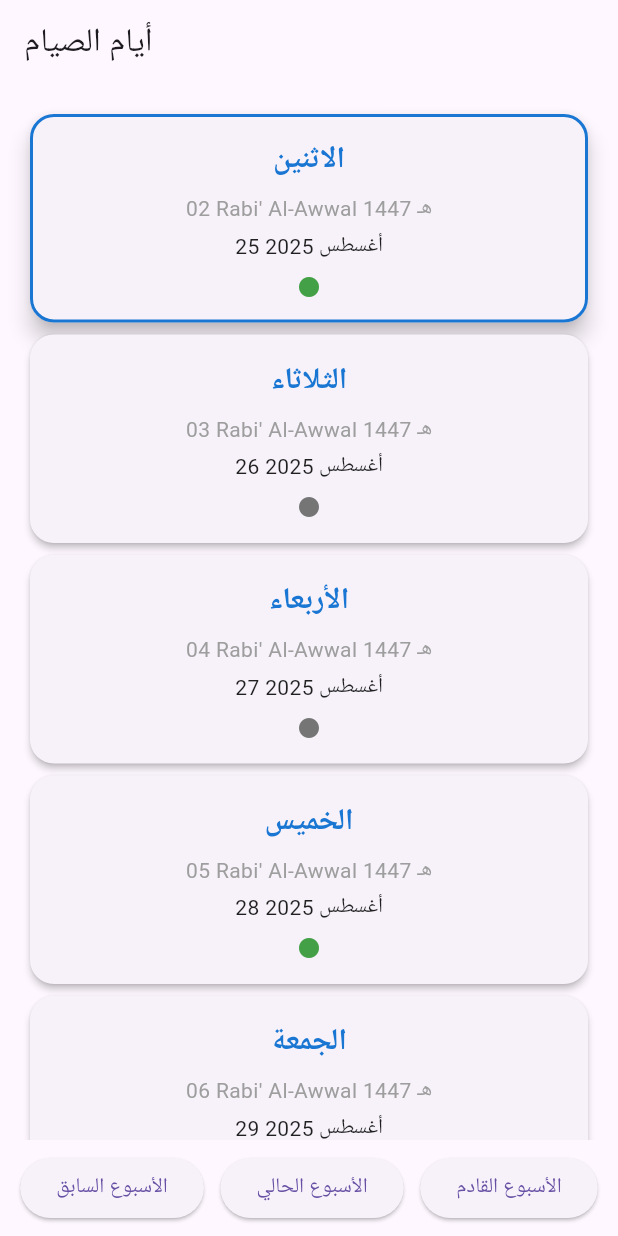
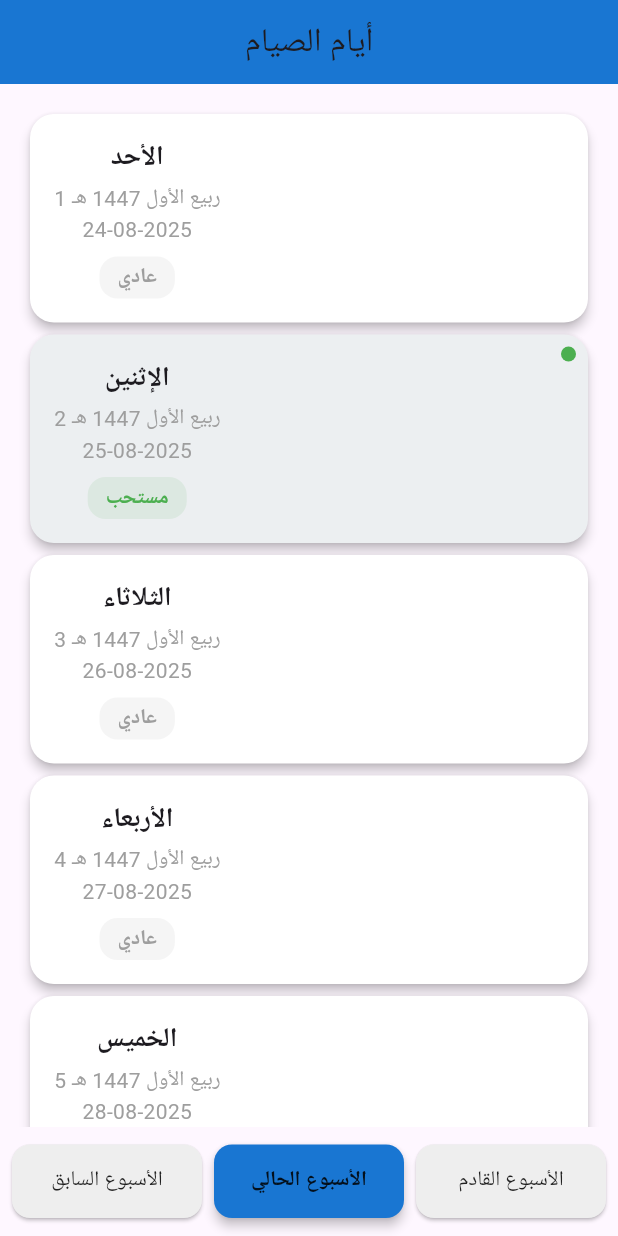
Before and after one commit to SaadElsayed93/SoomApp, a Flutter app: the screen it shows after launch, on a phone screen of 412 x 824 dp. Run offline on Flutter 3.47's test engine with Material 3 defaults, Android fonts, the phone set to English and light mode, and no system bars; our stand-ins replace hijri.

Commit message:
Enhance fasting reminder app: add FastingType enum value, improve FastingDay model, implement week navigation, and update UI components

```diff
--- a/lib/core/theme/app_colors.dart
+++ b/lib/core/theme/app_colors.dart
@@ -3,4 +3,6 @@ import 'package:flutter/material.dart';
 class AppColors {
   static const primary = Color(0xFF1976D2);
   static const background = Color(0xFFF5F5F5);
+
+  static var textDark;
 }
--- a/lib/core/utils/date_helper.dart
+++ b/lib/core/utils/date_helper.dart
@@ -2,52 +2,51 @@ import 'package:intl/intl.dart';
 import 'package:hijri/hijri_calendar.dart';
 
 class DateHelper {
-  static final Map<String, String> _hijriMonthsMap = {
-    "Muharram": "محرم",
-    "Safar": "صفر",
-    "Rabi al-Awwal": "ربيع الأول",
-    "Rabi al-Thani": "ربيع الآخر",
-    "Jumada al-Awwal": "جمادى الأولى",
-    "Jumada al-Thani": "جمادى الآخرة",
-    "Rajab": "رجب",
-    "Shaban": "شعبان",
-    "Ramadan": "رمضان",
-    "Shawwal": "شوال",
-    "Dhul-Qadah": "ذو القعدة",
-    "Dhul-Hijjah": "ذو الحجة",
-  };
-
-  static String getDayName(DateTime date) {
-    const names = {
-      1: "الاثنين",
-      2: "الثلاثاء",
-      3: "الأربعاء",
-      4: "الخميس",
-      5: "الجمعة",
-      6: "السبت",
-      7: "الأحد",
-    };
-    return names[date.weekday] ?? "";
+  static String formatDate(DateTime date) {
+    return DateFormat('d-MM-yyyy').format(date);
   }
 
   static String formatHijri(DateTime date) {
     final hijri = HijriCalendar.fromDate(date);
-    String raw = hijri.toFormat("dd MMMM yyyy");
-    _hijriMonthsMap.forEach((en, ar) {
-      raw = raw.replaceAll(en, ar);
-    });
-    return "$raw هـ";
+    return "${hijri.hDay} ${_getHijriMonthName(hijri.hMonth)} ${hijri.hYear} هـ";
   }
 
-  static String formatDate(DateTime date) {
-    return DateFormat("dd/MM/yyyy").format(date);
+  static String getWeekdayName(DateTime date) {
+    switch (date.weekday) {
+      case DateTime.saturday:
+        return "السبت";
+      case DateTime.sunday:
+        return "الأحد";
+      case DateTime.monday:
+        return "الإثنين";
+      case DateTime.tuesday:
+        return "الثلاثاء";
+      case DateTime.wednesday:
+        return "الأربعاء";
+      case DateTime.thursday:
+        return "الخميس";
+      case DateTime.friday:
+        return "الجمعة";
+      default:
+        return "";
+    }
   }
 
-  static String formatGregorian(DateTime date) {
-    try {
-      return DateFormat("d MMMM yyyy", "ar").format(date);
-    } catch (_) {
-      return DateFormat("d MMMM yyyy").format(date);
-    }
+  static String _getHijriMonthName(int month) {
+    const months = [
+      "محرم",
+      "صفر",
+      "ربيع الأول",
+      "ربيع الآخر",
+      "جمادى الأولى",
+      "جمادى الآخرة",
+      "رجب",
+      "شعبان",
+      "رمضان",
+      "شوال",
+      "ذو القعدة",
+      "ذو الحجة",
+    ];
+    return months[month - 1];
   }
 }
--- a/lib/models/fasting_day.dart
+++ b/lib/models/fasting_day.dart
@@ -1,9 +1,15 @@
-enum FastingType { recommended, forbidden, normal }
+enum FastingType { obligatory, recommended, forbidden, normal }
 
 class FastingDay {
   final DateTime date;
   final FastingType type;
   final String? note;
+  final String? hadith;
 
-  FastingDay({required this.date, required this.type, this.note});
+  FastingDay({
+    required this.date,
+    required this.type,
+    this.note,
+    this.hadith,
+  });
 }
--- a/lib/screens/fasting_detail_screen.dart
+++ b/lib/screens/fasting_detail_screen.dart
@@ -9,29 +9,37 @@ class FastingDetailScreen extends StatelessWidget {
 
   const FastingDetailScreen({super.key, required this.day});
 
+ Color _getStatusColor() {
+  switch (day.type) {
+    case FastingType.obligatory: // رمضان
+      return Colors.green.shade700;
+    case FastingType.recommended:
+      return Colors.green;
+    case FastingType.forbidden:
+      return Colors.red;
+    case FastingType.normal:
+    default:
+      return Colors.grey;
+  }
+}
+
+String _getStatusText() {
+  switch (day.type) {
+    case FastingType.obligatory:
+      return "واجب صيامه"; // رمضان
+    case FastingType.recommended:
+      return "مستحب";
+    case FastingType.forbidden:
+      return "منهي";
+    case FastingType.normal:
+    default:
+      return "عادي";
+  }
+}
+
+
   @override
   Widget build(BuildContext context) {
-    Color bannerColor;
-    String statusText;
-    IconData statusIcon;
-
-    switch (day.type) {
-      case FastingType.recommended:
-        bannerColor = Colors.green.shade600;
-        statusText = "✅ يوم مستحب صيامه";
-        statusIcon = Icons.check_circle;
-        break;
-      case FastingType.forbidden:
-        bannerColor = Colors.red.shade600;
-        statusText = "⛔ يوم منهي عن صيامه";
-        statusIcon = Icons.block;
-        break;
-      default:
-        bannerColor = Colors.grey.shade600;
-        statusText = "⚪ يوم عادي";
-        statusIcon = Icons.info;
-    }
-
     return Scaffold(
       appBar: AppBar(
         title: const Text("تفاصيل اليوم"),
@@ -41,34 +49,61 @@ class FastingDetailScreen extends StatelessWidget {
       body: SingleChildScrollView(
         padding: const EdgeInsets.all(20),
         child: Column(
+          crossAxisAlignment: CrossAxisAlignment.center,
           children: [
+            // 🟢 اليوم نفسه كبير
+            Text(
+              DateHelper.getWeekdayName(day.date),
+              style: AppTextStyles.title.copyWith(
+                fontSize: 28,
+                fontWeight: FontWeight.bold,
+                color: AppColors.primary,
+              ),
+            ),
+            const SizedBox(height: 16),
+
+            // Banner الحالة
             Container(
               width: double.infinity,
               padding: const EdgeInsets.all(20),
               decoration: BoxDecoration(
-                color: bannerColor,
+                color: _getStatusColor(),
                 borderRadius: BorderRadius.circular(16),
               ),
               child: Column(
                 children: [
-                  Icon(statusIcon, color: Colors.white, size: 40),
-                  const SizedBox(height: 10),
-                  Text(statusText,
+                  Text(
+                    _getStatusText(),
+                    style: const TextStyle(
+                      fontSize: 22,
+                      fontWeight: FontWeight.bold,
+                      color: Colors.white,
+                    ),
+                  ),
+                  if (day.note != null) ...[
+                    const SizedBox(height: 8),
+                    Text(
+                      day.note!,
                       style: const TextStyle(
-                          fontSize: 20,
-                          fontWeight: FontWeight.bold,
-                          color: Colors.white)),
+                        color: Colors.white,
+                        fontSize: 16,
+                      ),
+                      textAlign: TextAlign.center,
+                    ),
+                  ],
                 ],
               ),
             ),
+
             const SizedBox(height: 20),
+
+            // التواريخ
             Card(
               shape: RoundedRectangleBorder(
-                borderRadius: BorderRadius.circular(16),
-              ),
+                  borderRadius: BorderRadius.circular(16)),
               elevation: 3,
               child: Padding(
-                padding: const EdgeInsets.all(16.0),
+                padding: const EdgeInsets.all(16),
                 child: Column(
                   children: [
                     Text("📅 التاريخ الهجري", style: AppTextStyles.subtitle),
@@ -79,26 +114,30 @@ class FastingDetailScreen extends StatelessWidget {
                     const Divider(height: 30),
                     Text("📅 التاريخ الميلادي", style: AppTextStyles.subtitle),
                     const SizedBox(height: 4),
-                    Text(DateHelper.formatGregorian(day.date),
+                    Text(DateHelper.formatDate(day.date),
                         style: AppTextStyles.title),
                   ],
                 ),
               ),
             ),
-            if (day.note != null) ...[
-              const SizedBox(height: 20),
-              Container(
-                padding: const EdgeInsets.all(16),
-                decoration: BoxDecoration(
-                  color: bannerColor.withOpacity(0.1),
-                  borderRadius: BorderRadius.circular(12),
+
+            const SizedBox(height: 20),
+
+            // الحديث (لو موجود)
+            if (day.hadith != null)
+              Card(
+                color: Colors.amber.shade50,
+                shape: RoundedRectangleBorder(
+                    borderRadius: BorderRadius.circular(12)),
+                child: Padding(
+                  padding: const EdgeInsets.all(16),
+                  child: Text(
+                    "📖 ${day.hadith!}",
+                    style: const TextStyle(fontSize: 16),
+                    textAlign: TextAlign.center,
+                  ),
                 ),
-                child: Text(day.note!,
-                    style: AppTextStyles.body
-                        .copyWith(fontSize: 16, color: bannerColor),
-                    textAlign: TextAlign.center),
               ),
-            ],
           ],
         ),
       ),
--- a/lib/screens/home_screen.dart
+++ b/lib/screens/home_screen.dart
@@ -1,7 +1,9 @@
 import 'package:flutter/material.dart';
 import '../models/fasting_day.dart';
+import '../services/fasting_day_service.dart';
 import '../widgets/fasting_day_card.dart';
-import '../services/fasting_day_service.dart';
+import '../widgets/week_navigator.dart';
+import '../core/theme/app_colors.dart';
 
 class HomeScreen extends StatefulWidget {
   const HomeScreen({super.key});
@@ -11,72 +13,61 @@ class HomeScreen extends StatefulWidget {
 }
 
 class _HomeScreenState extends State<HomeScreen> {
-  DateTime selectedWeekStart = DateTime.now();
+  final FastingDayService _service = FastingDayService();
+  late DateTime _startOfWeek;
 
   @override
   void initState() {
     super.initState();
-    selectedWeekStart = DateTime.now()
-        .subtract(Duration(days: DateTime.now().weekday - 1));
+    _startOfWeek = _service.getStartOfCurrentWeek();
+  }
+
+  void _goToPreviousWeek() {
+    setState(() {
+      _startOfWeek = _startOfWeek.subtract(const Duration(days: 7));
+    });
+  }
+
+  void _goToNextWeek() {
+    setState(() {
+      _startOfWeek = _startOfWeek.add(const Duration(days: 7));
+    });
+  }
+
+  void _goToCurrentWeek() {
+    setState(() {
+      _startOfWeek = _service.getStartOfCurrentWeek();
+    });
   }
 
   @override
   Widget build(BuildContext context) {
-    final days = FastingDayService.getWeekDays(selectedWeekStart);
-    final today = DateTime.now();
+    final days = _service.getWeekDays(_startOfWeek);
 
     return Scaffold(
-      appBar: AppBar(title: const Text("أيام الصيام")),
+      appBar: AppBar(
+        title: const Text("أيام الصيام"),
+        backgroundColor: AppColors.primary,
+        centerTitle: true,
+      ),
       body: Column(
         children: [
           Expanded(
             child: ListView.builder(
               padding: const EdgeInsets.all(16),
               itemCount: days.length,
-              itemBuilder: (context, i) {
-                final isToday = days[i].date.day == today.day &&
-                    days[i].date.month == today.month &&
-                    days[i].date.year == today.year;
-                return FastingDayCard(day: days[i], isToday: isToday);
+              itemBuilder: (context, index) {
+                return FastingDayCard(day: days[index]);
               },
             ),
           ),
-          Container(
-            padding: const EdgeInsets.all(8),
-            child: Row(
-              mainAxisAlignment: MainAxisAlignment.spaceAround,
-              children: [
-                ElevatedButton(
-                  onPressed: () {
-                    setState(() {
-                      selectedWeekStart =
-                          selectedWeekStart.subtract(const Duration(days: 7));
-                    });
-                  },
-                  child: const Text("الأسبوع السابق"),
-                ),
-                ElevatedButton(
-                  onPressed: () {
-                    setState(() {
-                      final now = DateTime.now();
-                      selectedWeekStart =
-                          now.subtract(Duration(days: now.weekday - 1));
-                    });
-                  },
-                  child: const Text("الأسبوع الحالي"),
-                ),
-                ElevatedButton(
-                  onPressed: () {
-                    setState(() {
-                      selectedWeekStart =
-                          selectedWeekStart.add(const Duration(days: 7));
-                    });
-                  },
-                  child: const Text("الأسبوع القادم"),
-                ),
-              ],
-            ),
-          )
+
+          // ✅ Week Navigator تحت اللي عدلناه
+          WeekNavigator(
+            onPrevious: _goToPreviousWeek,
+            onNext: _goToNextWeek,
+            onCurrent: _goToCurrentWeek,
+          ),
         ],
       ),
     );
--- a/lib/services/fasting_day_service.dart
+++ b/lib/services/fasting_day_service.dart
@@ -1,37 +1,131 @@
-import 'package:flutter/material.dart';
+import 'package:hijri/hijri_calendar.dart';
 import '../models/fasting_day.dart';
 
 class FastingDayService {
-  /// دالة ترجع نوع اليوم (مستحب / منهي / عادي)
-  static FastingType classifyDay(DateTime date) {
-    // الاثنين والخميس مستحب
-    if (date.weekday == DateTime.monday || date.weekday == DateTime.thursday) {
-      return FastingType.recommended;
-    }
-
-    // الجمعة منفردة منهي عنها
-    if (date.weekday == DateTime.friday) {
-      return FastingType.forbidden;
-    }
-
-    // TODO: تقدر تضيف هنا الأيام الخاصة زي عاشوراء، عرفة، الأيام البيض... الخ
-    // مثال:
-    // if (isArafa(date)) return FastingType.recommended;
-
-    return FastingType.normal;
+  DateTime getStartOfCurrentWeek() {
+    DateTime now = DateTime.now();
+    int weekday = now.weekday;
+    int daysFromSaturday = (weekday % 7);
+    return DateTime(now.year, now.month, now.day)
+        .subtract(Duration(days: daysFromSaturday));
   }
 
-  /// دالة تجيب الأسبوع كله (من الاثنين → الأحد مثلاً)
-  static List<FastingDay> getWeekDays(DateTime start) {
-    return List.generate(7, (i) {
-      final date = start.add(Duration(days: i));
-      return FastingDay(date: date, type: classifyDay(date));
+  DateTime getStartOfWeek(DateTime date) {
+    int weekday = date.weekday;
+    int daysFromSaturday = (weekday % 7);
+    return DateTime(date.year, date.month, date.day)
+        .subtract(Duration(days: daysFromSaturday));
+  }
+
+  List<FastingDay> getWeekDays(DateTime startOfWeek) {
+    return List.generate(7, (index) {
+      final day = startOfWeek.add(Duration(days: index));
+      return getDayInfo(day);
     });
   }
 
-  /// مثال لدالة تحدد يوم عرفة
-  static bool isArafa(DateTime date) {
-    // يوم 9 ذو الحجة (مش متحقق 100% بدون مكتبة هجري دقيقة)
-    return date.day == 9 && date.month == 6; // مؤقت بس
+  FastingDay getDayInfo(DateTime date) {
+    final weekday = date.weekday;
+    final hijri = HijriCalendar.fromDate(date);
+
+    // 🔹 صيام رمضان واجب
+    if (hijri.hMonth == 9) {
+      return FastingDay(
+        date: date,
+        type: FastingType.obligatory,
+        note: "صيام رمضان واجب",
+        hadith: "من صام رمضان إيماناً واحتساباً غُفر له ما تقدم من ذنبه.",
+      );
+    }
+
+    // ✅ الإثنين والخميس
+    if (weekday == DateTime.monday || weekday == DateTime.thursday) {
+      return FastingDay(
+        date: date,
+        type: FastingType.recommended,
+        note: "صيام الإثنين والخميس سنة",
+        hadith: "تُعرض الأعمال يوم الإثنين والخميس فأحب أن يُعرض عملي وأنا صائم.",
+      );
+    }
+
+    // ✅ الأيام البيض (13–14–15 هجري)
+    if (hijri.hDay == 13 || hijri.hDay == 14 || hijri.hDay == 15) {
+      return FastingDay(
+        date: date,
+        type: FastingType.recommended,
+        note: "صيام الأيام البيض (13-14-15 من كل شهر هجري)",
+        hadith: "صيام الأيام البيض سنة، وكان النبي ﷺ يصومها.",
+      );
+    }
+
+    // ✅ يوم عرفة (9 ذو الحجة)
+    if (hijri.hMonth == 12 && hijri.hDay == 9) {
+      return FastingDay(
+        date: date,
+        type: FastingType.recommended,
+        note: "صيام يوم عرفة يكفّر سنتين",
+        hadith: "صيام يوم عرفة أحتسب على الله أن يكفر السنة التي قبله والتي بعده.",
+      );
+    }
+
+    // ✅ يوم عاشوراء (10 محرم)
+    if (hijri.hMonth == 1 && hijri.hDay == 10) {
+      return FastingDay(
+        date: date,
+        type: FastingType.recommended,
+        note: "صيام عاشوراء يكفّر السنة الماضية",
+        hadith: "صيام يوم عاشوراء يكفر السنة الماضية.",
+      );
+    }
+
+    // ✅ ست شوال (2–7 شوال)
+    if (hijri.hMonth == 10 && hijri.hDay >= 2 && hijri.hDay <= 7) {
+      return FastingDay(
+        date: date,
+        type: FastingType.recommended,
+        note: "ستة أيام من شوال بعد العيد",
+        hadith: "من صام رمضان ثم أتبعه ستة أيام من شوال كان كصيام الدهر.",
+      );
+    }
+
+    // ⛔ يوم العيد (1 شوال أو 10 ذو الحجة)
+    if ((hijri.hMonth == 10 && hijri.hDay == 1) ||
+        (hijri.hMonth == 12 && hijri.hDay == 10)) {
+      return FastingDay(
+        date: date,
+        type: FastingType.forbidden,
+        note: "صيام يوم العيد منهي عنه",
+        hadith: "لا يجوز صيام يوم العيد.",
+      );
+    }
+
+    // ⛔ أيام التشريق (11–12–13 ذو الحجة)
+    if (hijri.hMonth == 12 &&
+        (hijri.hDay == 11 || hijri.hDay == 12 || hijri.hDay == 13)) {
+      return FastingDay(
+        date: date,
+        type: FastingType.forbidden,
+        note: "أيام التشريق لا يجوز صيامها",
+        hadith: "أيام التشريق أيام أكل وشرب وذكر الله، لا يجوز صيامها.",
+      );
+    }
+
+    // ⛔ إفراد الجمعة
+    if (weekday == DateTime.friday) {
+      return FastingDay(
+        date: date,
+        type: FastingType.forbidden,
+        note: "منهي عن إفراد الجمعة بالصيام",
+        hadith: "لا يُستحب صيام يوم الجمعة منفرداً.",
+      );
+    }
+
+    // ⚪ باقي الأيام عادية
+    return FastingDay(
+      date: date,
+      type: FastingType.normal,
+      note: "لا يوجد حكم خاص لهذا اليوم",
+      hadith: null,
+    );
   }
 }
--- a/lib/widgets/fasting_day_card.dart
+++ b/lib/widgets/fasting_day_card.dart
@@ -1,60 +1,105 @@
 import 'package:flutter/material.dart';
 import '../models/fasting_day.dart';
-import '../core/utils/date_helper.dart';
 import '../core/theme/app_colors.dart';
 import '../core/theme/app_text_styles.dart';
 import '../screens/fasting_detail_screen.dart';
+import '../core/utils/date_helper.dart';
 
 class FastingDayCard extends StatelessWidget {
   final FastingDay day;
-  final bool isToday;
 
-  const FastingDayCard({super.key, required this.day, this.isToday = false});
+  const FastingDayCard({super.key, required this.day});
 
   @override
   Widget build(BuildContext context) {
-    Color typeColor;
+    Color color;
+    String status;
     switch (day.type) {
       case FastingType.recommended:
-        typeColor = Colors.green.shade600;
+        color = Colors.green;
+        status = "مستحب";
+        break;
+      case FastingType.obligatory: // رمضان
+        color = const Color.fromARGB(255, 24, 83, 27);
+        status = "واجب صيامه";
         break;
       case FastingType.forbidden:
-        typeColor = Colors.red.shade600;
+        color = Colors.red;
+        status = "منهي";
         break;
+      case FastingType.normal:
       default:
-        typeColor = Colors.grey.shade600;
+        color = Colors.grey;
+        status = "عادي";
     }
 
-    return GestureDetector(
-      onTap: () => Navigator.push(
+    final isToday = day.date.year == DateTime.now().year &&
+                    day.date.month == DateTime.now().month &&
+                    day.date.day == DateTime.now().day;
+
+    return Card(
+      shape: RoundedRectangleBorder(borderRadius: BorderRadius.circular(16)),
+      elevation: 3,
+      color: isToday ? Colors.blueGrey.shade50 : Colors.white, // يوم اليوم أفتح شوية
+      child: InkWell(
+        onTap: () {
+          Navigator.push(
             context,
             MaterialPageRoute(builder: (_) => FastingDetailScreen(day: day)),
-      ),
-      child: Card(
-        elevation: isToday ? 6 : 2,
-        shape: RoundedRectangleBorder(
-          borderRadius: BorderRadius.circular(16),
-          side: isToday
-              ? BorderSide(color: AppColors.primary, width: 2)
-              : BorderSide.none,
-        ),
-        child: Padding(
+          );
+        },
+        child: Stack(
+          children: [
+            Padding(
               padding: const EdgeInsets.all(16),
               child: Column(
                 crossAxisAlignment: CrossAxisAlignment.center,
                 children: [
-              Text(DateHelper.getDayName(day.date),
-                  style: AppTextStyles.headline),
+                  Text(
+                    DateHelper.getWeekdayName(day.date),
+                    style: AppTextStyles.title,
+                  ),
+                  const SizedBox(height: 4),
+                  Text(
+                    DateHelper.formatHijri(day.date),
+                    style: AppTextStyles.subtitle,
+                  ),
+                  Text(
+                    DateHelper.formatDate(day.date),
+                    style: AppTextStyles.subtitle,
+                  ),
                   const SizedBox(height: 8),
-              Text(DateHelper.formatHijri(day.date),
-                  style: AppTextStyles.subtitle),
-              const SizedBox(height: 4),
-              Text(DateHelper.formatGregorian(day.date),
-                  style: AppTextStyles.body),
-              const SizedBox(height: 8),
-              Icon(Icons.circle, color: typeColor, size: 16),
+                  Container(
+                    padding: const EdgeInsets.symmetric(
+                      vertical: 4,
+                      horizontal: 12,
+                    ),
+                    decoration: BoxDecoration(
+                      color: color.withOpacity(0.1),
+                      borderRadius: BorderRadius.circular(12),
+                    ),
+                    child: Text(
+                      status,
+                      style: TextStyle(color: color, fontWeight: FontWeight.bold),
+                    ),
+                  ),
                 ],
               ),
+            ),
+            if (isToday)
+              Positioned(
+                top: 8,
+                right: 8,
+                child: Container(
+                  width: 10,
+                  height: 10,
+                  decoration: const BoxDecoration(
+                    color: Colors.green,
+                    shape: BoxShape.circle,
+                  ),
+                ),
+              ),
+          ],
         ),
       ),
     );
--- /dev/null
+++ b/lib/widgets/week_navigator.dart
@@ -0,0 +1,83 @@
+import 'package:flutter/material.dart';
+import '../core/theme/app_colors.dart';
+import '../core/theme/app_text_styles.dart';
+
+class WeekNavigator extends StatelessWidget {
+  final VoidCallback onPrevious;
+  final VoidCallback onNext;
+  final VoidCallback onCurrent;
+
+  const WeekNavigator({
+    super.key,
+    required this.onPrevious,
+    required this.onNext,
+    required this.onCurrent,
+  });
+
+  @override
+  Widget build(BuildContext context) {
+    return Padding(
+      padding: const EdgeInsets.symmetric(vertical: 12, horizontal: 8),
+      child: Row(
+        mainAxisAlignment: MainAxisAlignment.spaceBetween,
+        children: [
+          // الأسبوع السابق
+          Expanded(
+            child: ElevatedButton(
+              style: ElevatedButton.styleFrom(
+                backgroundColor: Colors.grey.shade200,
+                foregroundColor: AppColors.textDark,
+                padding: const EdgeInsets.symmetric(vertical: 14),
+                shape: RoundedRectangleBorder(
+                  borderRadius: BorderRadius.circular(12),
+                ),
+              ),
+              onPressed: onPrevious,
+              child: Text("الأسبوع السابق", style: AppTextStyles.body),
+            ),
+          ),
+
+          const SizedBox(width: 8),
+
+          // الأسبوع الحالي
+          Expanded(
+            child: ElevatedButton(
+              style: ElevatedButton.styleFrom(
+                backgroundColor: AppColors.primary,
+                foregroundColor: Colors.white,
+                padding: const EdgeInsets.symmetric(vertical: 14),
+                shape: RoundedRectangleBorder(
+                  borderRadius: BorderRadius.circular(12),
+                ),
+                elevation: 3,
+              ),
+              onPressed: onCurrent,
+              child: Text(
+                "الأسبوع الحالي",
+                style: AppTextStyles.body.copyWith(fontWeight: FontWeight.bold),
+              ),
+            ),
+          ),
+
+          const SizedBox(width: 8),
+
+          // الأسبوع القادم
+          Expanded(
+            child: ElevatedButton(
+              style: ElevatedButton.styleFrom(
+                backgroundColor: Colors.grey.shade200,
+                foregroundColor: AppColors.textDark,
+                padding: const EdgeInsets.symmetric(vertical: 14),
+                shape: RoundedRectangleBorder(
+                  borderRadius: BorderRadius.circular(12),
+                ),
+              ),
+              onPressed: onNext,
+              child: Text("الأسبوع القادم", style: AppTextStyles.body),
+            ),
+          ),
+        ],
+      ),
+    );
+  }
+}
```
Lines whose indentation alone changed are shown as unchanged.
